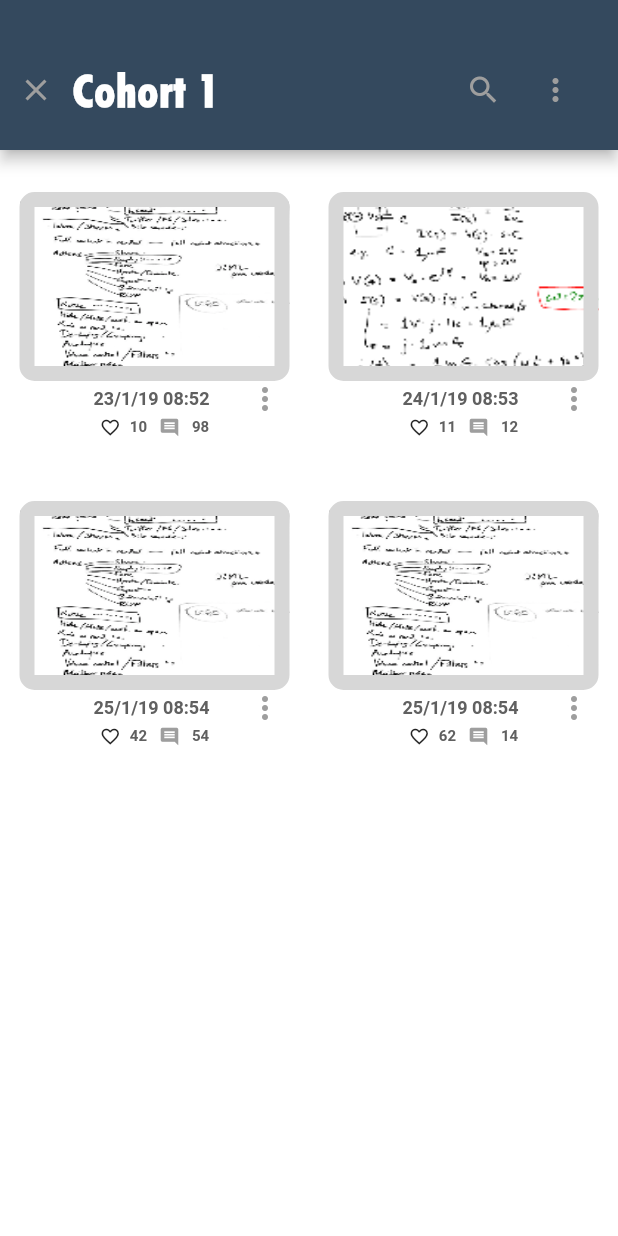
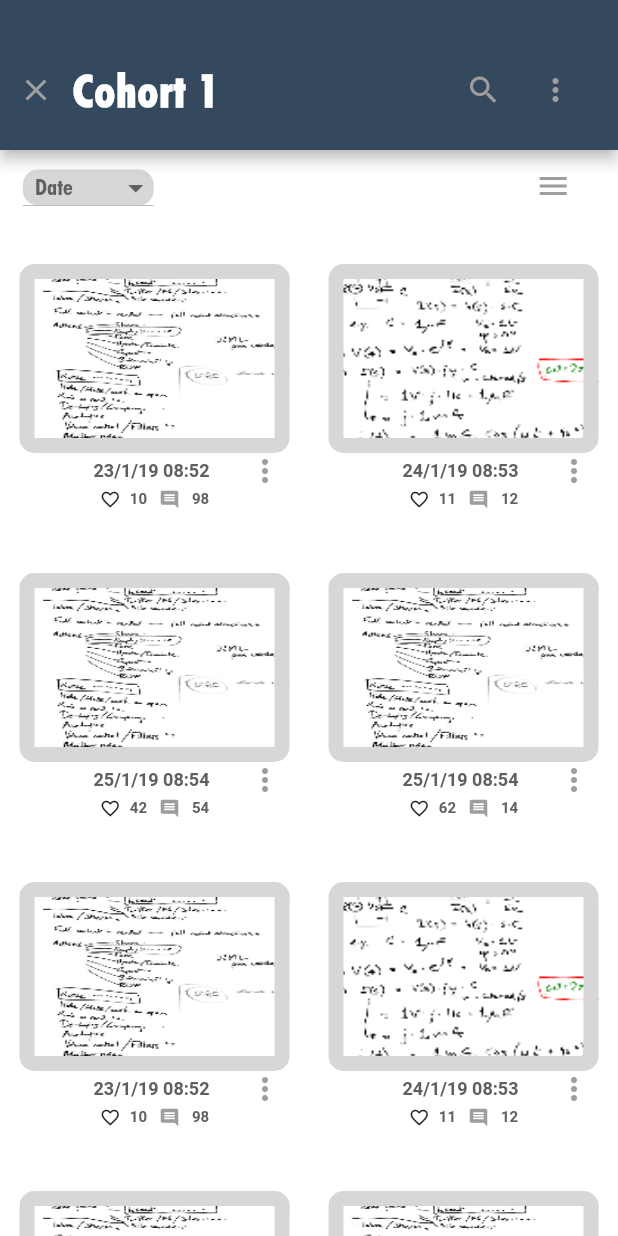
Before and after one commit to boardify-sutd/boardify_front_end_main, a Flutter app: the Pagetwo screen opened directly, on a phone screen of 412 x 824 dp. Run offline on Flutter 3.47's test engine with Material 2 defaults, Android fonts, the phone set to English and light mode, and no system bars; Roboto replaces fonts that are missing (QuickSand).

Commit message:
Added Drop Down

```diff
--- a/lib/pages/page2.dart
+++ b/lib/pages/page2.dart
@@ -10,6 +10,8 @@ class _Pagetwo extends State<Pagetwo>{
 
   Choice _selectedChoice = choices[0]; // The app's "state".
 
+  String dropdownValue = 'Date';
+
   void _select(Choice choice) {
     // Causes the app to rebuild with the new _selectedChoice.
     setState(() {
@@ -20,6 +22,14 @@ class _Pagetwo extends State<Pagetwo>{
   final GlobalKey<ScaffoldState> _scaffoldKey = new GlobalKey<ScaffoldState>();
 
   var sample_ls =[
+      ["23/1/19 08:52", "10", "98", "assets/board1.png"],
+      ["24/1/19 08:53", "11", "12", "assets/board2.png"],
+      ["25/1/19 08:54", "42", "54", "assets/board1.png"],
+      ["25/1/19 08:54", "62", "14", "assets/board1.png"],
+      ["23/1/19 08:52", "10", "98", "assets/board1.png"],
+      ["24/1/19 08:53", "11", "12", "assets/board2.png"],
+      ["25/1/19 08:54", "42", "54", "assets/board1.png"],
+      ["25/1/19 08:54", "62", "14", "assets/board1.png"],
       ["23/1/19 08:52", "10", "98", "assets/board1.png"],
       ["24/1/19 08:53", "11", "12", "assets/board2.png"],
       ["25/1/19 08:54", "42", "54", "assets/board1.png"],
@@ -88,13 +98,6 @@ class _Pagetwo extends State<Pagetwo>{
                         //_select(choices[0]);
                       //},
                     ),
-                    // action button
-                    // IconButton(
-                    //   icon: Icon(Icons.more_vert, color: Colors.grey),
-                    //   onPressed: null, //() {
-                    //     //_select(choices[1]);
-                    //   //},
-                    // ),
                     PopupMenuButton<Choice>(
                       icon: new Icon(Icons.more_vert, color: Colors.grey),
                       onSelected: _select,
@@ -114,22 +117,73 @@ class _Pagetwo extends State<Pagetwo>{
           ),
         )
       ),
-      // // overflow menu
-      // PopupMenuButton<Choice>(
-      //   onSelected: _select,
-      //   itemBuilder: (BuildContext context) {
-      //     return choices.skip(2).map((Choice choice) {
-      //       return PopupMenuItem<Choice>(
-      //         value: choice,
-      //         child: Text(choice.title),
-      //       );
-      //     }).toList();
-      //   },
-      // ),
       body:
       OrientationBuilder(
         builder: (context, orientation) {
-          return GridView.count(
+          return Column(
+            children: <Widget>[
+              Row(
+                children: <Widget>[
+                  SizedBox(width: MediaQuery.of(context).size.width/27),
+                  new Container(
+                    margin: new EdgeInsets.only(top: 2.0),
+                    decoration: new BoxDecoration(
+                      color: Color(getColorHexFromStr("#D7D7D7")),
+                      borderRadius: new BorderRadius.all(new Radius.circular(10.0)),
+                  ),
+                  child:
+                    DropdownButton<String>(
+                      isDense: true,
+                      value: dropdownValue,
+                      onChanged: (String newValue) {
+                        setState(() {
+                          dropdownValue = newValue;
+                        });
+                      },
+                      items: <String>['Date', 'Likes', 'Comments']
+                        .map<DropdownMenuItem<String>>((String value) {
+                          return DropdownMenuItem<String>(
+                            value: value,
+                            child: Row(
+                              children: <Widget>[
+                                SizedBox(width:8.0),
+                                Text(value,
+                                  style: TextStyle(
+                                    color: Color(getColorHexFromStr("#606060")),
+                                    fontSize: 15.0,
+                                    fontFamily: 'Futura',
+                                    //fontWeight: FontWeight.bold,
+                                  ),
+                                ),
+                              ],
+                            )
+                          );
+                        })
+                        .toList(),
+                        //hint: Text('Sort By'),
+                    ),
+                  ),
+                  SizedBox(width: MediaQuery.of(context).size.width/1.7,),
+                  PopupMenuButton<Choice>(
+                      icon: new Icon(Icons.menu, color: Colors.grey),
+                      onSelected: _select,
+                      itemBuilder: (BuildContext context) {
+                        return choices.skip(2).map((Choice choice) {
+                          return PopupMenuItem<Choice>(
+                            value: choice,
+                            child: Text(choice.title),
+                          );
+                        }).toList();
+                      },
+                    ),
+                ],
+              ),
+
+
+              Expanded(
+                child: SizedBox(
+                  height: 200.0,
+                  child: new GridView.count(
                 // Create a grid with 2 columns in portrait mode, or 3 columns in
                 // landscape mode.
                 crossAxisCount: orientation == Orientation.portrait ? 2 : 3,
@@ -137,7 +191,13 @@ class _Pagetwo extends State<Pagetwo>{
                 children: List.generate(sample_ls.length, (index) {
                   return _cardBoard(context, index);
                 }),
+              )
+                )
+              )
+              ,
+            ],
           );
+
         },
       ),
     //   new GridView.builder(
```
Lines whose indentation alone changed are shown as unchanged.
